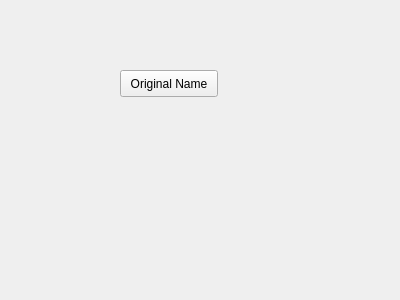
This is resource/building-inspec-control.ui in Concordia-Building-Inspection-Robot/wheeltec-building-inspection as Qt 5 draws it before an edit. The edited form follows.
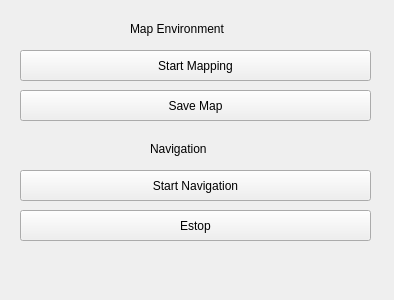
This is the edited form.

Commit message: Add button handlers to UI and create python class for handling robot control

Patch:
```diff
--- a/resource/building-inspec-control.ui
+++ b/resource/building-inspec-control.ui
@@ -6,7 +6,7 @@
       <rect>
        <x>0</x>
        <y>0</y>
-       <width>400</width>
+    <width>394</width>
        <height>300</height>
       </rect>
      </property>
@@ -16,14 +16,82 @@
      <widget class="QPushButton" name="Test">
       <property name="geometry">
        <rect>
-         <x>120</x>
-         <y>70</y>
-        <width>98</width>
-        <height>27</height>
+     <x>20</x>
+     <y>50</y>
+     <width>351</width>
+     <height>31</height>
        </rect>
       </property>
       <property name="text">
-       <string>Original Name</string>
+    <string>Start Mapping</string>
+   </property>
+  </widget>
+  <widget class="QPushButton" name="StartNav">
+   <property name="geometry">
+    <rect>
+     <x>20</x>
+     <y>170</y>
+     <width>351</width>
+     <height>31</height>
+    </rect>
+   </property>
+   <property name="text">
+    <string>Start Navigation</string>
+   </property>
+  </widget>
+  <widget class="QPushButton" name="SaveMap">
+   <property name="geometry">
+    <rect>
+     <x>20</x>
+     <y>90</y>
+     <width>351</width>
+     <height>31</height>
+    </rect>
+   </property>
+   <property name="text">
+    <string>Save Map</string>
+   </property>
+  </widget>
+  <widget class="QLabel" name="MapLabel">
+   <property name="geometry">
+    <rect>
+     <x>130</x>
+     <y>20</y>
+     <width>121</width>
+     <height>17</height>
+    </rect>
+   </property>
+   <property name="text">
+    <string>Map Environment</string>
+   </property>
+  </widget>
+  <widget class="QLabel" name="NavLabel">
+   <property name="geometry">
+    <rect>
+     <x>150</x>
+     <y>140</y>
+     <width>81</width>
+     <height>17</height>
+    </rect>
+   </property>
+   <property name="text">
+    <string>Navigation</string>
+   </property>
+  </widget>
+  <widget class="QPushButton" name="StopAll">
+   <property name="geometry">
+    <rect>
+     <x>20</x>
+     <y>210</y>
+     <width>351</width>
+     <height>31</height>
+    </rect>
+   </property>
+   <property name="autoFillBackground">
+    <bool>false</bool>
+   </property>
+   <property name="text">
+    <string>Estop</string>
       </property>
      </widget>
     </widget>
```
Left out of the diff: 6 changed lines with no effect on the pictures. Lines whose indentation alone changed are shown as unchanged. The commit also changes 5 other files.
